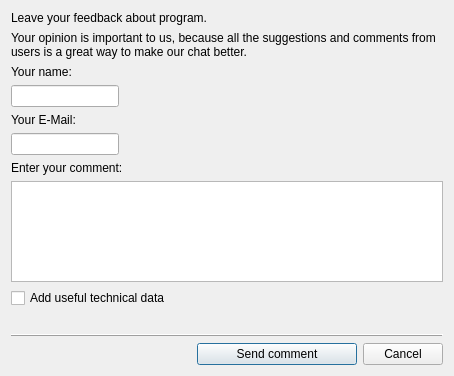
silvansky/Contacts, file src/loader/commentdialog.ui: the form before one commit.
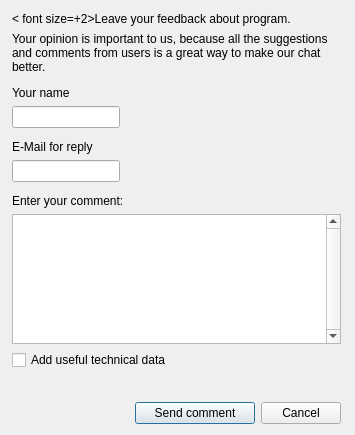
The form after the commit.

What changed in the file:
```diff
--- a/src/loader/commentdialog.ui
+++ b/src/loader/commentdialog.ui
@@ -6,13 +6,13 @@
    <rect>
     <x>0</x>
     <y>0</y>
-    <width>454</width>
-    <height>376</height>
+    <width>355</width>
+    <height>435</height>
    </rect>
   </property>
   <property name="minimumSize">
    <size>
-    <width>450</width>
+    <width>355</width>
     <height>350</height>
    </size>
   </property>
@@ -20,6 +20,18 @@
    <string>Your comments</string>
   </property>
   <layout class="QVBoxLayout" name="verticalLayout">
+   <property name="spacing">
+    <number>12</number>
+   </property>
+   <property name="leftMargin">
+    <number>12</number>
+   </property>
+   <property name="topMargin">
+    <number>12</number>
+   </property>
+   <property name="rightMargin">
+    <number>14</number>
+   </property>
    <item>
     <layout class="QVBoxLayout" name="vertLayoutHeader">
      <item>
@@ -31,7 +43,7 @@
         </sizepolicy>
        </property>
        <property name="text">
-        <string>Leave your feedback about program.</string>
+        <string>&lt; font size=+2&gt;Leave your feedback about program.&lt;/font&gt;</string>
        </property>
       </widget>
      </item>
@@ -64,7 +76,7 @@
         </sizepolicy>
        </property>
        <property name="text">
-        <string>Your name:</string>
+        <string>Your name</string>
        </property>
       </widget>
      </item>
@@ -78,10 +90,14 @@
        </property>
       </widget>
      </item>
+    </layout>
+   </item>
+   <item>
+    <layout class="QVBoxLayout" name="verticalLayout_2">
      <item>
       <widget class="QLabel" name="lblEMail">
        <property name="text">
-        <string>Your E-Mail:</string>
+        <string>E-Mail for reply</string>
        </property>
       </widget>
      </item>
@@ -107,7 +123,14 @@
       </widget>
      </item>
      <item>
-      <widget class="QTextEdit" name="tedComment"/>
+      <widget class="QTextEdit" name="tedComment">
+       <property name="verticalScrollBarPolicy">
+        <enum>Qt::ScrollBarAlwaysOn</enum>
+       </property>
+       <property name="horizontalScrollBarPolicy">
+        <enum>Qt::ScrollBarAlwaysOff</enum>
+       </property>
+      </widget>
      </item>
      <item>
       <widget class="QCheckBox" name="chbAddTechData">
@@ -125,16 +148,6 @@
      </item>
     </layout>
    </item>
-   <item>
-    <widget class="QFrame" name="frame_2">
-     <property name="frameShape">
-      <enum>QFrame::HLine</enum>
-     </property>
-     <property name="frameShadow">
-      <enum>QFrame::Raised</enum>
-     </property>
-    </widget>
-   </item>
    <item>
     <layout class="QHBoxLayout" name="horizLayoutControls">
      <item>
```
